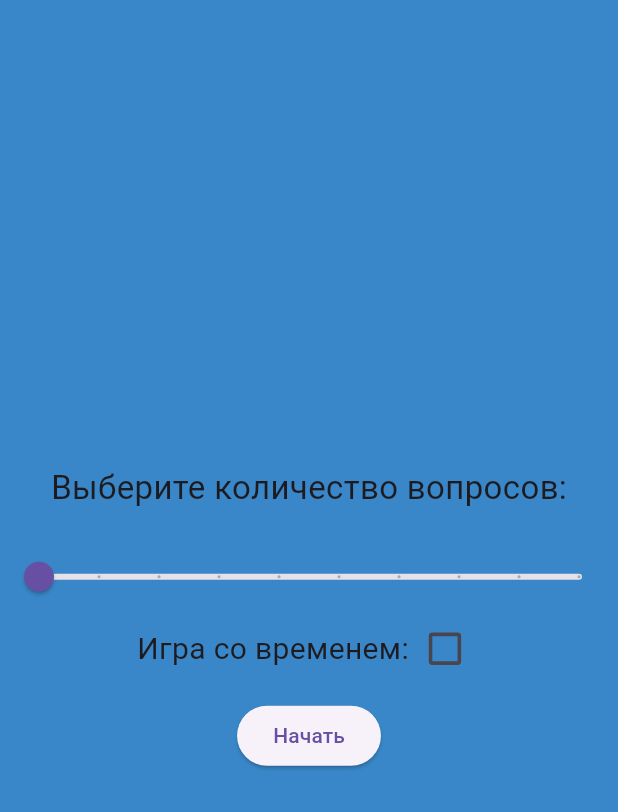
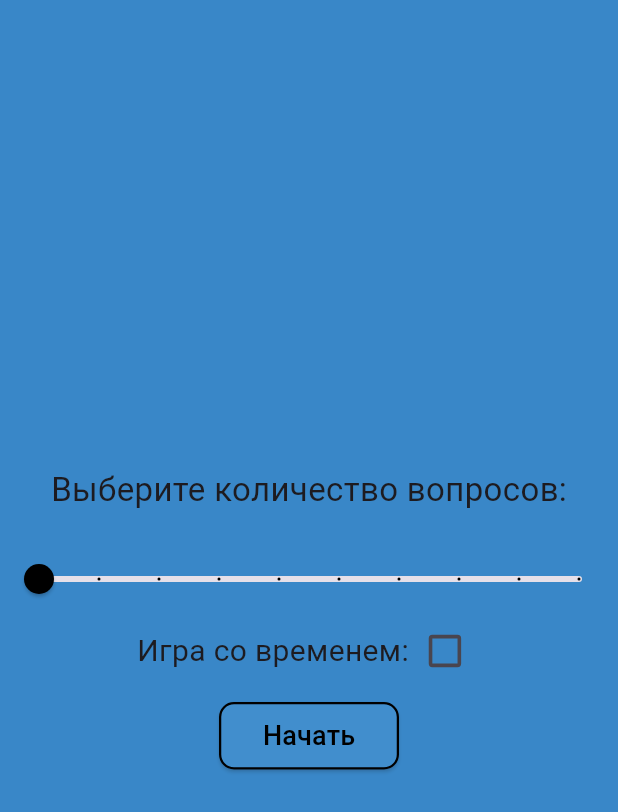
Before and after one commit to nktfmnko/cgkTraining, a Flutter app: the screen it shows after launch, on a phone screen of 412 x 824 dp. Shown: the top 812 px of the screen. Run offline on Flutter 3.47's test engine with Material 3 defaults, Android fonts, the phone set to English and light mode, and no system bars; our stand-ins replace email_validator, percent_indicator, supabase_flutter, vibration; accounts and stored records are empty.

```diff
--- a/lib/select_questions.dart
+++ b/lib/select_questions.dart
@@ -33,6 +33,7 @@ class _SelectQuestionState extends State<SelectQuestion> {
               height: 20,
             ),
             Slider(
+              activeColor: Colors.black,
               value: selected,
               max: 10,
               min: 1,
@@ -56,6 +57,8 @@ class _SelectQuestionState extends State<SelectQuestion> {
                 Transform.scale(
                   scale: 1.2,
                   child: Checkbox(
+                    checkColor: Colors.black,
+                    activeColor: Colors.black26,
                     value: timeGame,
                     onChanged: (bool? value) {
                       setState(
@@ -71,9 +74,25 @@ class _SelectQuestionState extends State<SelectQuestion> {
             SizedBox(
               height: 10,
             ),
-            ElevatedButton(
+            SizedBox(
+              height: 45,
+              width: 120,
+              child: ElevatedButton(
                 style: ButtonStyle(
-
+                  backgroundColor:
+                      MaterialStateProperty.all(const Color(0xff418ecd)),
+                  shadowColor:
+                      MaterialStateProperty.all(const Color(0xff418ecd)),
+                  overlayColor: MaterialStateProperty.all(Colors.black12),
+                  shape: MaterialStateProperty.all<RoundedRectangleBorder>(
+                    RoundedRectangleBorder(
+                      borderRadius: BorderRadius.circular(10),
+                      side: const BorderSide(
+                        color: Colors.black,
+                        width: 1.5,
+                      ),
+                    ),
+                  ),
                 ),
                 onPressed: () {
                   Navigator.pushAndRemoveUntil(
@@ -84,7 +103,14 @@ class _SelectQuestionState extends State<SelectQuestion> {
                     (route) => false,
                   );
                 },
-              child: Text("Начать"),
+                child: Text(
+                  "Начать",
+                  style: TextStyle(
+                    color: Colors.black,
+                    fontSize: 18,
+                  ),
+                ),
+              ),
             )
           ],
         ),
--- a/pubspec.yaml
+++ b/pubspec.yaml
@@ -38,6 +38,7 @@ dependencies:
   supabase_flutter: ^1.10.25
   percent_indicator: ^4.2.3
   email_validator: '^2.1.16'
+  vibration: ^1.8.4
 dev_dependencies:
   flutter_test:
     sdk: flutter
```
Also changed, not shown: lib/qa.dart (+70 -11 lines), pubspec.lock, 3 other files. Lines whose indentation alone changed are shown as unchanged.
